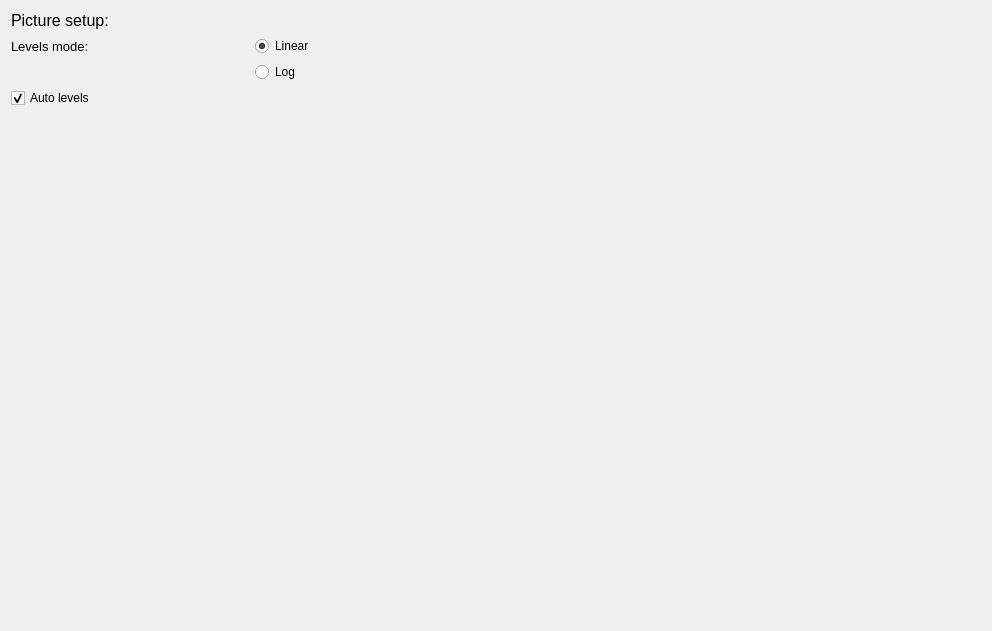
Before: the Qt Designer form src/uis/frame_view.ui in yamedvedya/data_viewer, drawn with Qt 5.
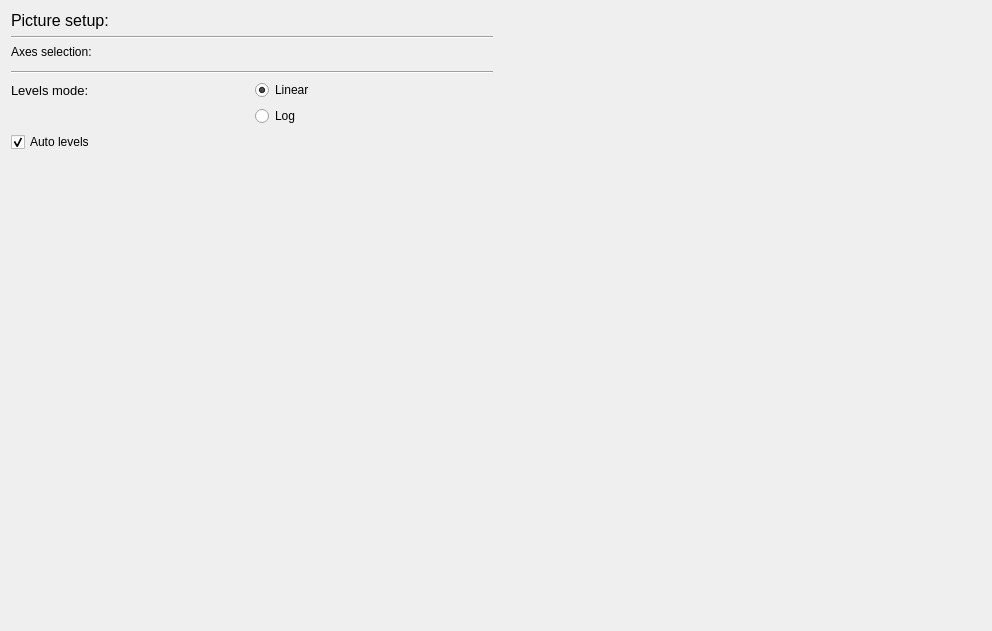
After: the same form once the commit is applied.

The edit to the form file:
```diff
--- a/src/uis/frame_view.ui
+++ b/src/uis/frame_view.ui
@@ -17,8 +17,8 @@
    <item>
     <layout class="QHBoxLayout" name="horizontalLayout">
      <item>
-      <layout class="QGridLayout" name="g_layout">
-       <item row="1" column="1">
+      <layout class="QGridLayout" name="g_layout" rowstretch="0,0,0,0,0,0,0,0,0">
+       <item row="5" column="1">
         <widget class="QRadioButton" name="rb_lin_level">
          <property name="text">
           <string>Linear</string>
@@ -31,7 +31,7 @@
          </attribute>
         </widget>
        </item>
-       <item row="4" column="1">
+       <item row="8" column="1">
         <spacer name="verticalSpacer">
          <property name="orientation">
           <enum>Qt::Vertical</enum>
@@ -44,7 +44,7 @@
          </property>
         </spacer>
        </item>
-       <item row="2" column="1">
+       <item row="6" column="1">
         <widget class="QRadioButton" name="rb_log_level">
          <property name="text">
           <string>Log</string>
@@ -66,7 +66,7 @@
          </property>
         </widget>
        </item>
-       <item row="3" column="0">
+       <item row="7" column="0">
         <widget class="QCheckBox" name="chk_auto_levels">
          <property name="text">
           <string>Auto levels</string>
@@ -76,7 +76,7 @@
          </property>
         </widget>
        </item>
-       <item row="1" column="0">
+       <item row="5" column="0">
         <widget class="QLabel" name="label">
          <property name="font">
           <font>
@@ -88,11 +88,7 @@
          </property>
         </widget>
        </item>
-      </layout>
-     </item>
-     <item>
-      <layout class="QVBoxLayout" name="verticalLayout" stretch="0,1,0">
-       <item>
+       <item row="3" column="0" colspan="2">
         <widget class="QWidget" name="axis_selectors" native="true">
          <property name="minimumSize">
           <size>
@@ -102,6 +98,31 @@
          </property>
         </widget>
        </item>
+       <item row="2" column="0">
+        <widget class="QLabel" name="label_3">
+         <property name="text">
+          <string>Axes selection:</string>
+         </property>
+        </widget>
+       </item>
+       <item row="1" column="0" colspan="2">
+        <widget class="Line" name="line">
+         <property name="orientation">
+          <enum>Qt::Horizontal</enum>
+         </property>
+        </widget>
+       </item>
+       <item row="4" column="0" colspan="2">
+        <widget class="Line" name="line_2">
+         <property name="orientation">
+          <enum>Qt::Horizontal</enum>
+         </property>
+        </widget>
+       </item>
+      </layout>
+     </item>
+     <item>
+      <layout class="QVBoxLayout" name="verticalLayout" stretch="1,0">
        <item>
         <layout class="QHBoxLayout" name="view_layout"/>
        </item>
```
